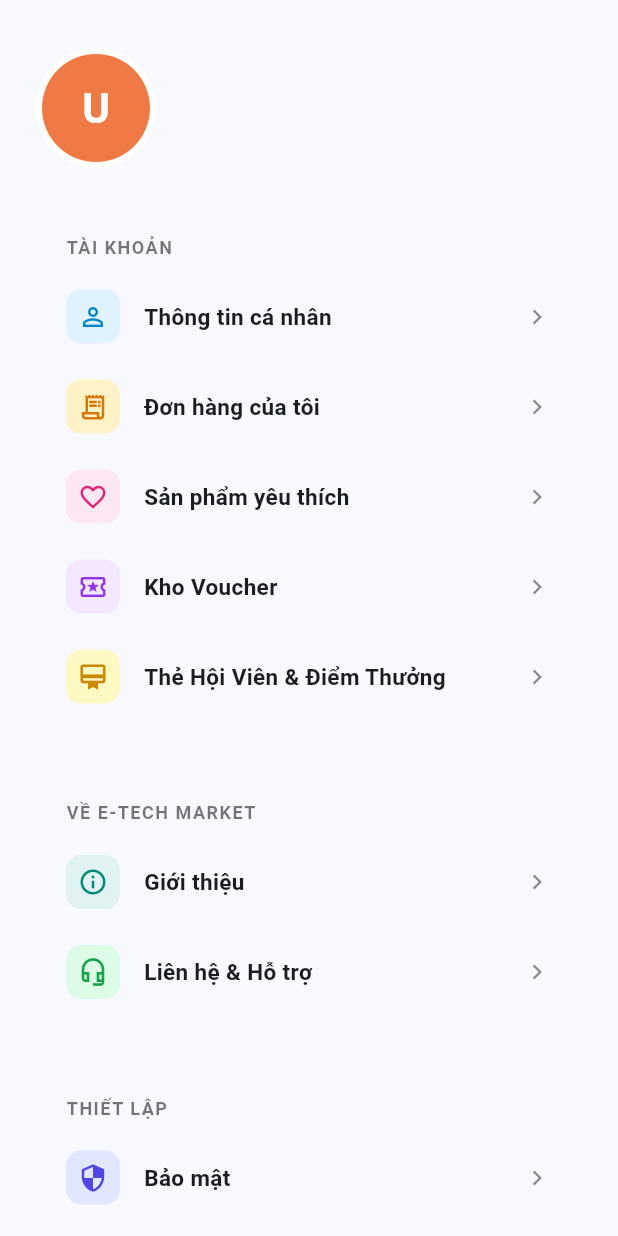
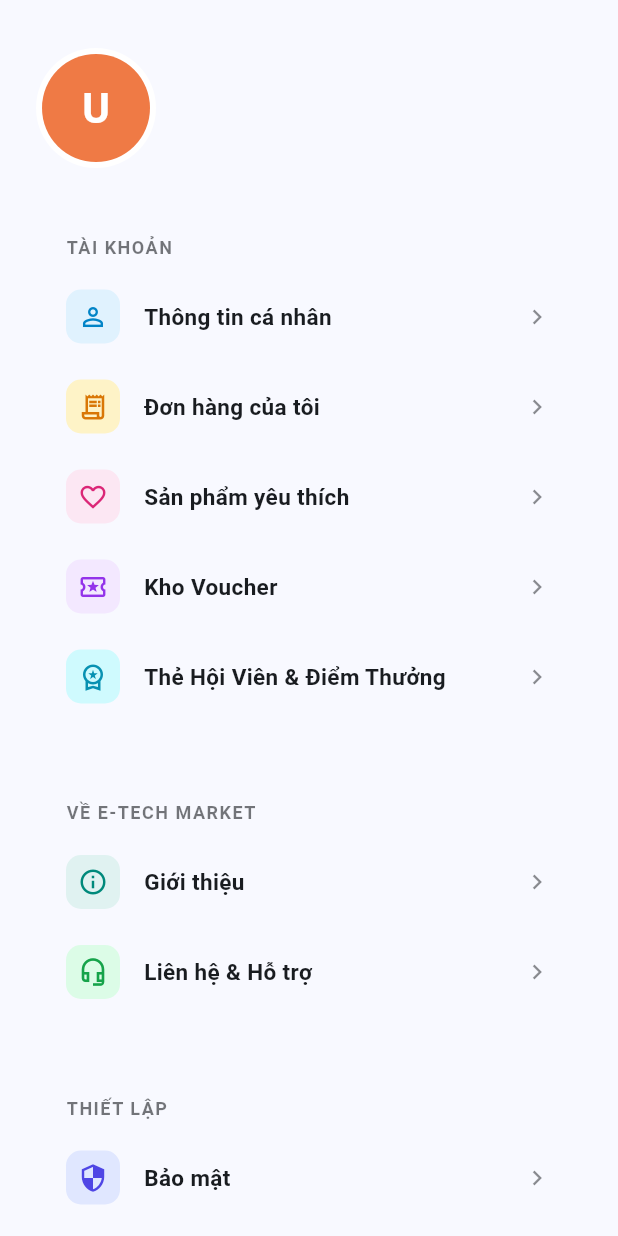
Before and after one commit to hoang07042005/E-Tech-Market, a Flutter app: the AccountScreen widget shown alone on an empty page, opened directly with empty values, on a phone screen of 412 x 824 dp. Run offline on Flutter 3.47's test engine with Material 3 defaults, Android fonts, the phone set to English and light mode, and no system bars; our stand-ins replace dio, fl_chart, flutter_html, flutter_secure_storage, google_sign_in, image_picker and 4 more; missing offline and left inert: network_info_plus, webview_flutter_android; accounts and stored records are empty; network calls fail.

```diff
--- a/e_tech_market_app/lib/screens/account/account_screen.dart
+++ b/e_tech_market_app/lib/screens/account/account_screen.dart
@@ -36,60 +36,9 @@ class AccountScreen extends StatefulWidget {
 }
 
 class _AccountScreenState extends State<AccountScreen> {
-  Map<String, dynamic>? _loyaltyData;
-  bool _isLoadingLoyalty = true;
-
   @override
   void initState() {
     super.initState();
-    _fetchLoyalty();
-  }
-
-  Future<void> _fetchLoyalty() async {
-    try {
-      final data = await CheckoutService.fetchLoyaltyData();
-      if (mounted) {
-        setState(() {
-          _loyaltyData = data;
-          _isLoadingLoyalty = false;
-        });
-      }
-    } catch (_) {
-      if (mounted) {
-        setState(() {
-          _isLoadingLoyalty = false;
-        });
-      }
-    }
-  }
-
-  Future<void> _cancelLoyalty() async {
-    try {
-      await DioClient.instance.post('/loyalty/cancel');
-      if (mounted) {
-        ScaffoldMessenger.of(context).showSnackBar(
-          const SnackBar(
-            content: Text('Đã hủy thẻ hội viên thành công.'),
-            backgroundColor: Colors.orange,
-          ),
-        );
-        // Refresh loyalty data
-        setState(() {
-          _isLoadingLoyalty = true;
-          _loyaltyData = null;
-        });
-        await _fetchLoyalty();
-      }
-    } catch (e) {
-      if (mounted) {
-        ScaffoldMessenger.of(context).showSnackBar(
-          SnackBar(
-            content: Text('Lỗi: ${e.toString()}'),
-            backgroundColor: Colors.red,
-          ),
-        );
-      }
-    }
   }
 
   String _formatCurrency(dynamic value) {
@@ -261,13 +210,13 @@ class _AccountScreenState extends State<AccountScreen> {
                   }
                 ),
 
-                // Thẻ hội viên: Màu Vàng (Tích điểm, thưởng)
+                // Thẻ hội viên: Màu Xanh Cyan/Premium (Tích điểm, thưởng)
                 _buildMenuItem(
                   context,
-                  Icons.card_membership_outlined,
+                  Icons.workspace_premium_outlined,
                   'Thẻ Hội Viên & Điểm Thưởng',
-                  const Color(0xFFFEF9C3),
-                  const Color(0xFFCA8A04),
+                  const Color(0xFFCFFAFE),
+                  const Color(0xFF0891B2),
                   () {
                     Navigator.push(context, MaterialPageRoute(builder: (_) => const LoyaltyScreen()));
                   }
```
Also changed, not shown: 4 other files.
